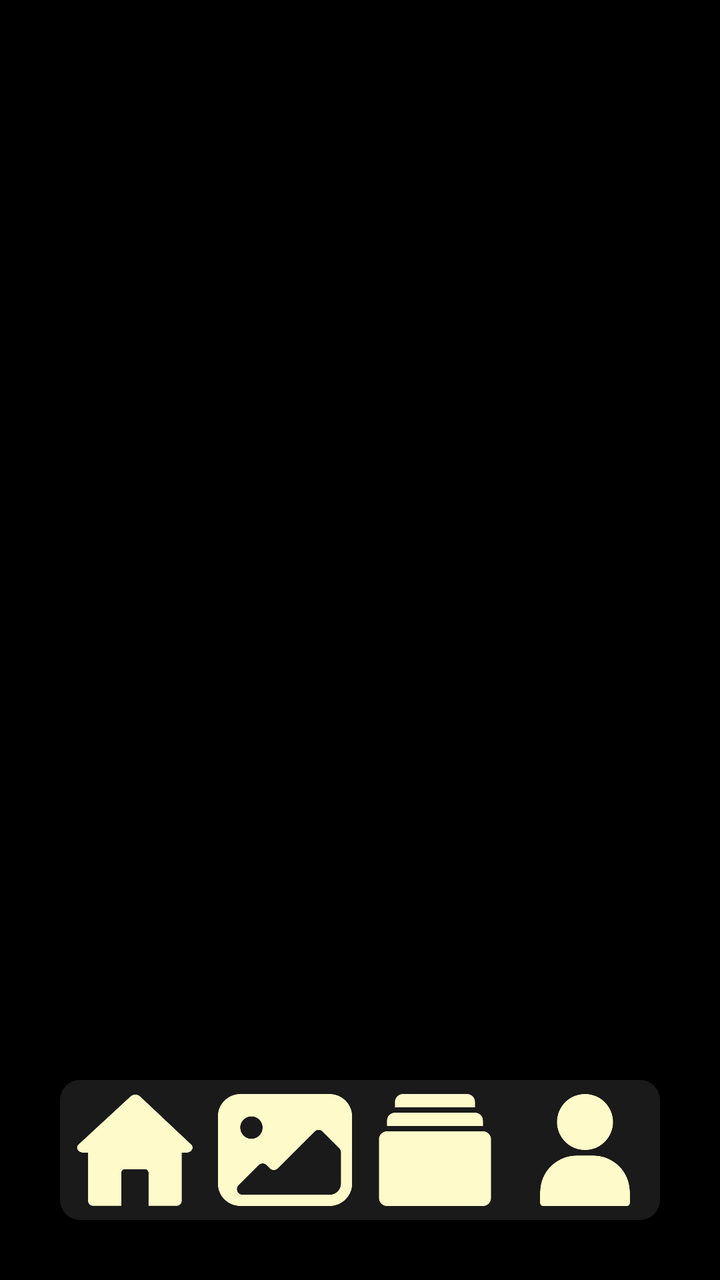
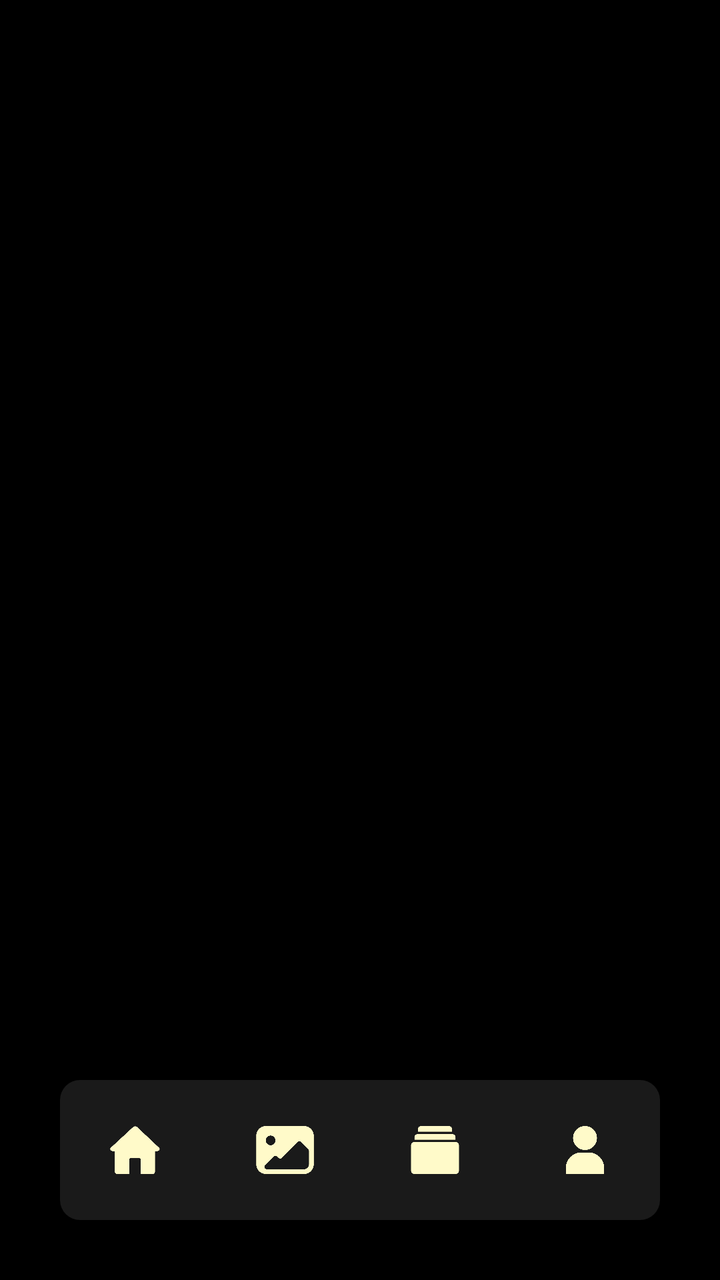

Compare the two renders of this Android layout. The source of the first and the diff that turns it into the second are given below.
<!-- AndroidManifest.xml: application theme Theme.Monaly -->
<!-- res/layout/activity_main.xml -->
<?xml version="1.0" encoding="utf-8"?>
<androidx.constraintlayout.widget.ConstraintLayout xmlns:android="http://schemas.android.com/apk/res/android"
    xmlns:app="http://schemas.android.com/apk/res-auto"
    xmlns:tools="http://schemas.android.com/tools"
    android:id="@+id/main"
    android:layout_width="match_parent"
    android:layout_height="match_parent"
    android:background="@color/black"
    tools:context=".ui.activity.MainActivity">

    <androidx.fragment.app.FragmentContainerView
        android:id="@+id/navHostFragment"
        android:name="androidx.navigation.fragment.NavHostFragment"
        android:layout_width="0dp"
        android:layout_height="0dp"
        app:defaultNavHost="true"
        app:layout_constraintBottom_toTopOf="@+id/bottomNavigationView"
        app:layout_constraintEnd_toEndOf="parent"
        app:layout_constraintStart_toStartOf="parent"
        app:layout_constraintTop_toTopOf="parent"
        app:navGraph="@navigation/nav_graph" />

    
    <LinearLayout
        android:id="@+id/customBottomNav"
        android:layout_width="0dp"
        android:layout_height="70dp"
        android:layout_marginStart="30dp"
        android:layout_marginEnd="30dp"
        android:layout_marginBottom="30dp"
        android:background="@drawable/drawable_background_button_gray_deep_10_dp"
        android:gravity="center_vertical"
        android:orientation="horizontal"
        app:layout_constraintBottom_toBottomOf="parent"
        app:layout_constraintEnd_toEndOf="parent"
        app:layout_constraintStart_toStartOf="parent">

        
        <ImageView
            android:id="@+id/navHome"
            android:layout_width="0dp"
            android:layout_height="wrap_content"
            android:layout_weight="1"
            android:src="@drawable/ic_home_bage_neutral" />

        
        <ImageView
            android:id="@+id/navGallery"
            android:layout_width="0dp"
            android:layout_height="wrap_content"
            android:layout_weight="1"
            android:src="@drawable/ic_gallery_bage_neutral" />

        
        <ImageView
            android:id="@+id/navAlbums"
            android:layout_width="0dp"
            android:layout_height="wrap_content"
            android:layout_weight="1"
            android:src="@drawable/ic_albums_bage_neutral" />

        
        <ImageView
            android:id="@+id/navProfile"
            android:layout_width="0dp"
            android:layout_height="wrap_content"
            android:layout_weight="1"
            android:src="@drawable/ic_profile_bage_neutral" />

    </LinearLayout>

</androidx.constraintlayout.widget.ConstraintLayout>
<!-- resources referenced by this layout -->
<resources>
  <color name="black">#000000</color>
  <!-- drawable drawable_background_button_gray_deep_10_dp (drawable) -->
  <?xml version="1.0" encoding="utf-8"?>
  <shape xmlns:android="http://schemas.android.com/apk/res/android">
  
      <solid android:color="@color/gray_deep"/>
      <corners android:radius="10dp"/>
  
  </shape>
  <!-- drawable ic_albums_bage_neutral: png bitmap (drawable, 1008 bytes) -->
  <!-- drawable ic_gallery_bage_neutral: png bitmap (drawable, 2347 bytes) -->
  <!-- drawable ic_home_bage_neutral: png bitmap (drawable, 1534 bytes) -->
  <!-- drawable ic_profile_bage_neutral: png bitmap (drawable, 1761 bytes) -->
  <style name="Theme.Monaly" parent="Base.Theme.Monaly" />
  <color name="gray_deep">#1A1A1A</color>
  <style name="Base.Theme.Monaly" parent="Theme.Material3.DayNight.NoActionBar">
  
  
          
          
  
  
          
          <item name="android:navigationBarColor">@color/black</item>
  
  
      </style>
</resources>

<!-- the commit's change to res/layout/activity_main.xml (unified diff, before → after) -->
@@ -39,32 +39,36 @@
         <ImageView
             android:id="@+id/navHome"
             android:layout_width="0dp"
-            android:layout_height="wrap_content"
+            android:layout_height="30dp"
             android:layout_weight="1"
+            android:scaleType="fitCenter"
             android:src="@drawable/ic_home_bage_neutral" />
 
         
         <ImageView
             android:id="@+id/navGallery"
             android:layout_width="0dp"
-            android:layout_height="wrap_content"
+            android:layout_height="30dp"
             android:layout_weight="1"
+            android:scaleType="fitCenter"
             android:src="@drawable/ic_gallery_bage_neutral" />
 
         
         <ImageView
             android:id="@+id/navAlbums"
             android:layout_width="0dp"
-            android:layout_height="wrap_content"
+            android:layout_height="30dp"
             android:layout_weight="1"
+            android:scaleType="fitCenter"
             android:src="@drawable/ic_albums_bage_neutral" />
 
         
         <ImageView
             android:id="@+id/navProfile"
             android:layout_width="0dp"
-            android:layout_height="wrap_content"
+            android:layout_height="30dp"
             android:layout_weight="1"
+            android:scaleType="fitCenter"
             android:src="@drawable/ic_profile_bage_neutral" />
 
     </LinearLayout>
